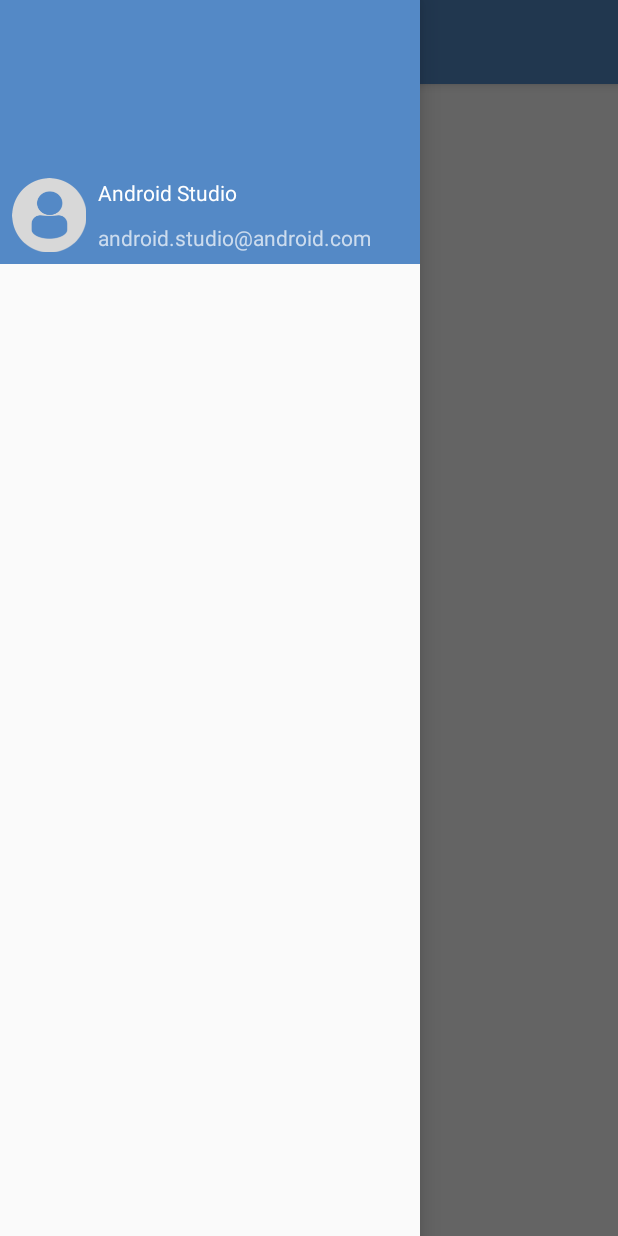
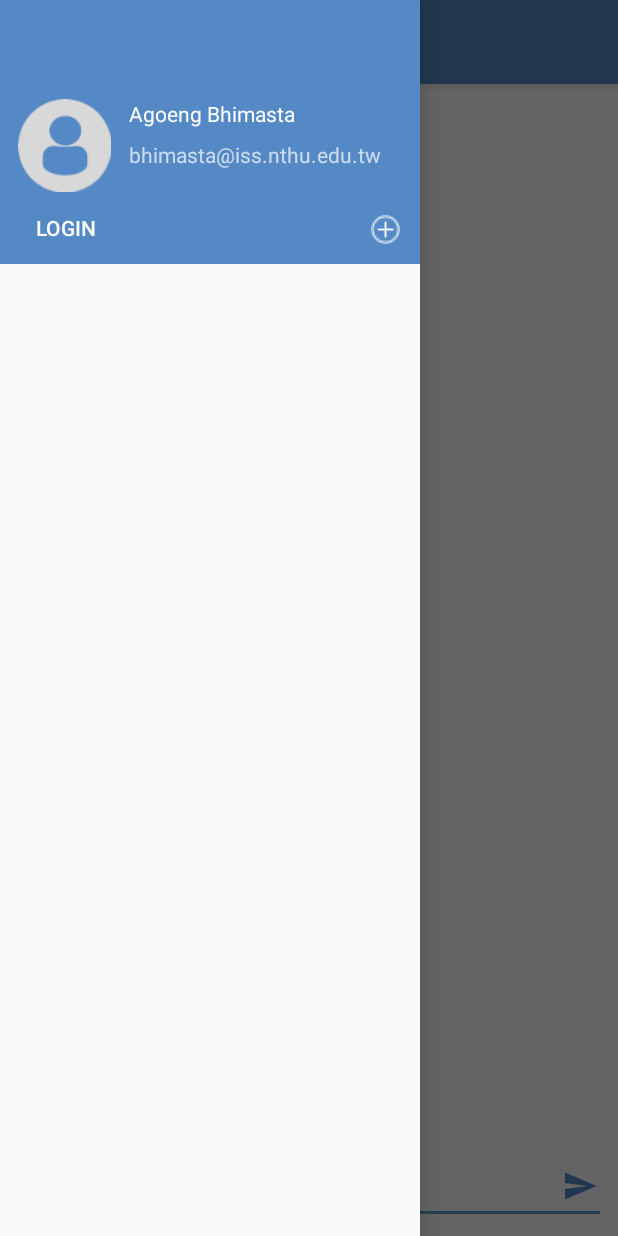
Before and after one commit to bhimasta/smack, an Android app: the screen it shows after launch (MainActivity), with the side drawer open, on a phone screen of 412 x 824 dp. Run offline under Robolectric (Android 15) with nearby library versions, the phone set to English and light mode, and no system bars.

Commit message:
lesson 2

```diff
--- a/app/src/main/java/com/agoengbhimasta/smack/MainActivity.kt
+++ b/app/src/main/java/com/agoengbhimasta/smack/MainActivity.kt
@@ -8,6 +8,7 @@ import android.support.v7.app.ActionBarDrawerToggle
 import android.support.v7.app.AppCompatActivity
 import android.view.Menu
 import android.view.MenuItem
+import android.view.View
 import kotlinx.android.synthetic.main.activity_main.*
 import kotlinx.android.synthetic.main.app_bar_main.*
 
@@ -33,4 +34,16 @@ class MainActivity : AppCompatActivity() {
             super.onBackPressed()
         }
     }
+
+    fun loginBtnNavClick(view: View) {
+
+    }
+
+    fun addChannelClicked(view: View) {
+
+    }
+
+    fun sendMsgButtonClick(view: View) {
+
+    }
 }
--- a/app/src/main/res/layout/content_main.xml
+++ b/app/src/main/res/layout/content_main.xml
@@ -10,12 +10,37 @@
         tools:context=".MainActivity">
 
     <TextView
-            android:layout_width="wrap_content"
+            android:layout_width="0dp"
             android:layout_height="wrap_content"
-            android:text="Hello World!"
-            app:layout_constraintBottom_toBottomOf="parent"
+            android:text="Please Log In"
             app:layout_constraintLeft_toLeftOf="parent"
             app:layout_constraintRight_toRightOf="parent"
-            app:layout_constraintTop_toTopOf="parent"/>
+            app:layout_constraintTop_toTopOf="parent" android:layout_marginTop="8dp" android:textAlignment="center"
+            android:id="@+id/textView"/>
+    <EditText
+            android:layout_width="0dp"
+            android:layout_height="wrap_content"
+            android:inputType="textMultiLine"
+            android:ems="10"
+            android:id="@+id/messageTextField" app:layout_constraintEnd_toEndOf="parent"
+            android:layout_marginEnd="8dp" app:layout_constraintStart_toStartOf="parent"
+            android:layout_marginStart="8dp" android:layout_marginBottom="8dp"
+            app:layout_constraintBottom_toBottomOf="parent" app:layout_constrainedWidth="false"
+            app:layout_constrainedHeight="false" android:hint="message:" app:layout_constraintHorizontal_bias="0.0"/>
+    <ImageButton
+            android:layout_width="35dp"
+            android:layout_height="35dp" app:srcCompat="@drawable/ic_menu_send"
+            android:id="@+id/sendMessageButton"
+            android:tint="@color/colorPrimary" android:layout_marginBottom="16dp"
+            app:layout_constraintBottom_toBottomOf="parent" android:layout_marginEnd="8dp"
+            app:layout_constraintEnd_toEndOf="parent" android:background="@android:color/transparent"
+            android:onClick="sendMsgButtonClick"/>
+    <android.support.v7.widget.RecyclerView
+            android:layout_width="368dp"
+            android:layout_height="415dp" android:layout_marginTop="8dp"
+            app:layout_constraintTop_toBottomOf="@+id/textView" app:layout_constraintEnd_toEndOf="parent"
+            android:layout_marginEnd="8dp" app:layout_constraintStart_toStartOf="parent"
+            android:layout_marginStart="8dp" android:layout_marginBottom="8dp"
+            app:layout_constraintBottom_toTopOf="@+id/messageTextField" android:id="@+id/messageListView"/>
 
 </android.support.constraint.ConstraintLayout>
--- a/app/src/main/res/layout/nav_header_main.xml
+++ b/app/src/main/res/layout/nav_header_main.xml
@@ -9,34 +9,51 @@
         android:gravity="bottom" android:id="@+id/linearLayout" tools:layout_editor_absoluteY="81dp">
 
     <ImageView
-            android:layout_width="wrap_content"
-            android:layout_height="wrap_content"
+            android:layout_width="70dp"
+            android:layout_height="70dp"
             android:paddingTop="@dimen/nav_header_vertical_spacing"
             app:srcCompat="@drawable/profiledefault"
             android:contentDescription="@string/nav_header_desc"
-            android:id="@+id/imageView"
-            android:layout_marginBottom="8dp"
-            app:layout_constraintBottom_toBottomOf="parent" android:layout_marginStart="8dp"
-            app:layout_constraintStart_toStartOf="parent"/>
+            android:id="@+id/userImageNavHeader"
+            app:layout_constraintStart_toStartOf="parent"
+            android:layout_marginStart="8dp" android:layout_marginBottom="8dp"
+            app:layout_constraintBottom_toTopOf="@+id/loginButtonNavHeader"/>
 
     <TextView
             android:layout_width="wrap_content"
             android:layout_height="wrap_content"
             android:paddingTop="@dimen/nav_header_vertical_spacing"
-            android:text="@string/nav_header_title"
+            android:text="Agoeng Bhimasta"
             android:textAppearance="@style/TextAppearance.AppCompat.Body1"
-            android:id="@+id/textView2"
+            android:id="@+id/userNameNavHeader"
             tools:text="Agoeng Bhimasta"
-            app:layout_constraintStart_toEndOf="@+id/imageView" android:layout_marginStart="8dp"
-            app:layout_constraintTop_toTopOf="@+id/imageView"/>
+            app:layout_constraintStart_toEndOf="@+id/userImageNavHeader" android:layout_marginStart="8dp"
+            app:layout_constraintTop_toTopOf="@+id/userImageNavHeader"/>
 
     <TextView
             android:layout_width="wrap_content"
             android:layout_height="wrap_content"
-            android:text="@string/nav_header_subtitle"
-            android:id="@+id/textView"
-            tools:text="agoengbhimasta@iss.nthu.edu.tw" app:layout_constraintStart_toEndOf="@+id/imageView"
+            android:text="bhimasta@iss.nthu.edu.tw"
+            android:id="@+id/userEmailNavHeader"
+            tools:text="bhimasta@iss.nthu.edu.tw" app:layout_constraintStart_toEndOf="@+id/userImageNavHeader"
             android:layout_marginStart="8dp"
-            app:layout_constraintBottom_toBottomOf="@+id/imageView"/>
+            android:layout_marginTop="8dp" app:layout_constraintTop_toBottomOf="@+id/userNameNavHeader"/>
+    <Button
+            android:text="Login"
+            android:layout_width="wrap_content"
+            android:layout_height="32dp"
+            android:id="@+id/loginButtonNavHeader" app:layout_constraintStart_toStartOf="parent"
+            android:layout_marginStart="24dp"
+            android:layout_marginBottom="8dp" app:layout_constraintBottom_toBottomOf="parent"
+            android:background="@android:color/transparent" android:onClick="loginBtnNavClick"
+            android:textAlignment="viewStart" android:textColor="@android:color/background_light"/>
+    <ImageButton
+            android:layout_width="30dp"
+            android:layout_height="30dp" app:srcCompat="@drawable/addchannelbutton"
+            android:id="@+id/addChannelBtn"
+            android:background="@android:color/transparent" android:scaleType="fitXY" android:padding="5dp"
+            android:onClick="addChannelClicked" android:layout_marginEnd="8dp"
+            app:layout_constraintEnd_toEndOf="parent" android:layout_marginBottom="8dp"
+            app:layout_constraintBottom_toBottomOf="parent"/>
 
 </android.support.constraint.ConstraintLayout>
--- a/app/src/main/res/values/colors.xml
+++ b/app/src/main/res/values/colors.xml
@@ -1,6 +1,6 @@
 <?xml version="1.0" encoding="utf-8"?>
 <resources>
-    <color name="colorPrimary">#5489C6</color>
+    <color name="colorPrimary">#5489c6</color>
     <color name="colorPrimaryDark">#5489C6</color>
     <color name="colorAccent">#5EA0C9</color>
 </resources>
```
